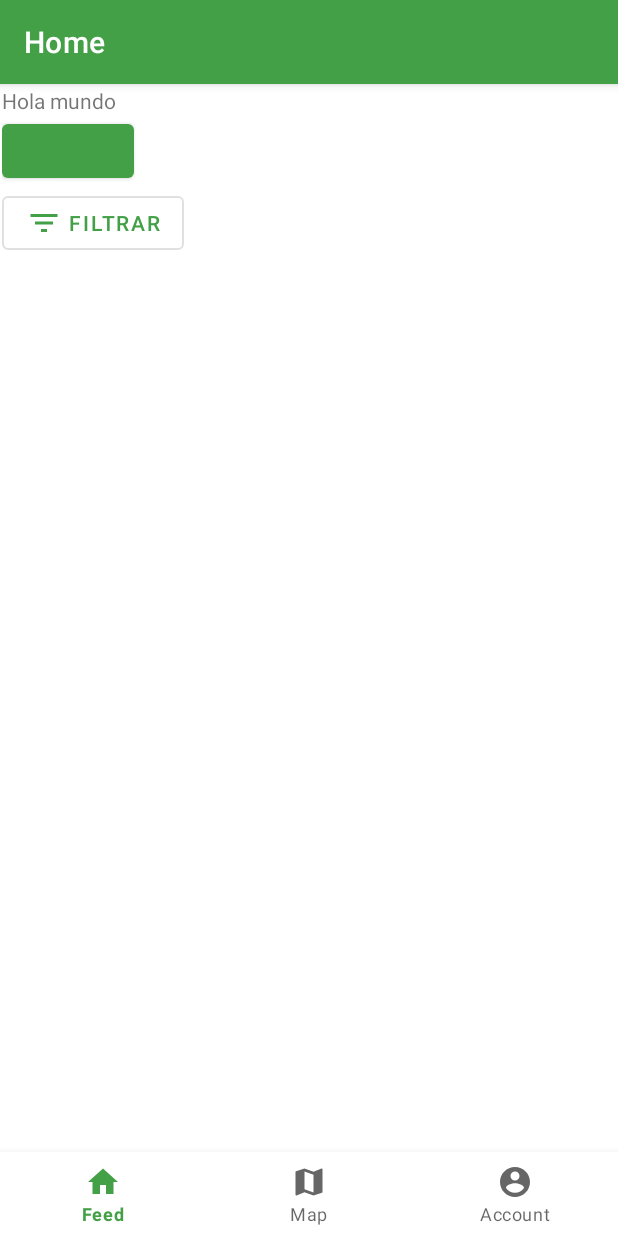
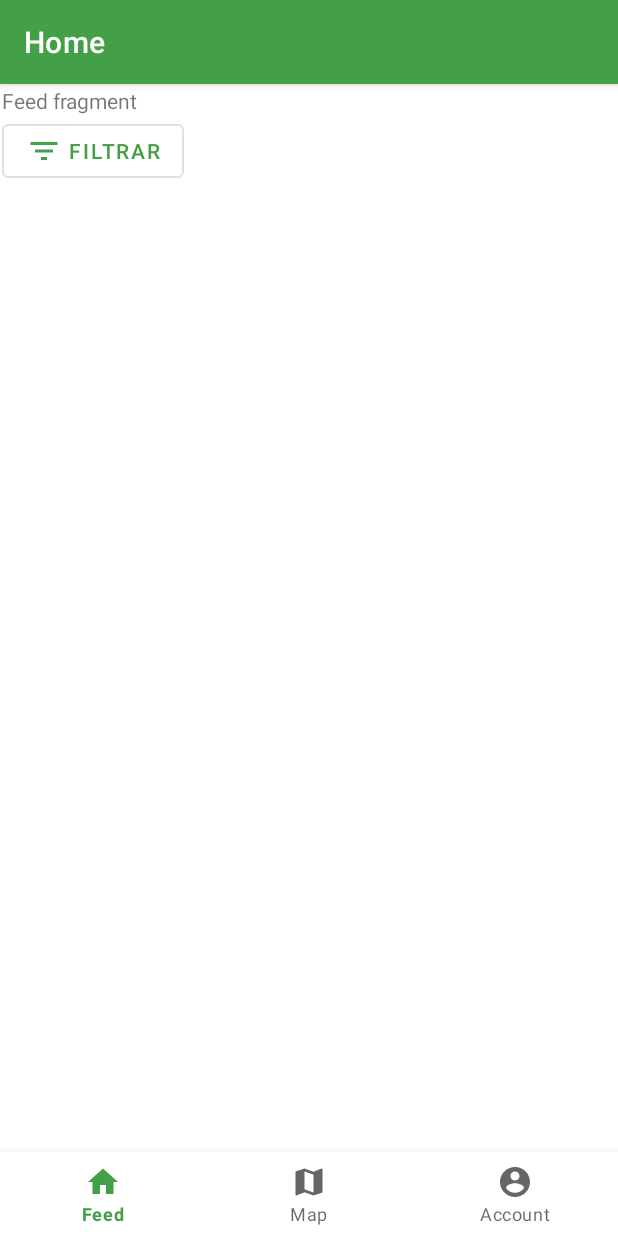
Before and after one commit to alexbertis/ClimateFight-android, an Android app: the screen it shows after launch (MainActivity), on a phone screen of 412 x 824 dp. Run offline under Robolectric (Android 15) with nearby library versions, the phone set to English and light mode, and no system bars; our stand-ins replace Firebase (no records; nobody signed in at launch, a user with empty details on screens opened directly); libraries missing offline, so code that uses them is left out: com.crashlytics.android, org.osmdroid.api, org.osmdroid.config, org.osmdroid.tileprovider, org.osmdroid.util and 1 more; 12 statements that could not run were skipped.

```diff
--- a/app/src/main/java/com/brontapps/climatefight/MainActivity.java
+++ b/app/src/main/java/com/brontapps/climatefight/MainActivity.java
@@ -74,6 +74,7 @@ public class MainActivity extends AppCompatActivity {
         Configuration.getInstance().setUserAgentValue(BuildConfig.APPLICATION_ID);
 
         final MainSharedViewModel viewModel = ViewModelProviders.of(this).get(MainSharedViewModel.class);
+        viewModel.activity = MainActivity.this;
         FirebaseFirestore firestore = FirebaseFirestore.getInstance();
         firestore.collection("eventos").document("cI5TuJL5kXjikv4cfTVk").get().addOnSuccessListener(new OnSuccessListener<DocumentSnapshot>() {
             @Override
--- a/app/src/main/java/com/brontapps/climatefight/MainSharedViewModel.java
+++ b/app/src/main/java/com/brontapps/climatefight/MainSharedViewModel.java
@@ -1,4 +1,6 @@
 package com.brontapps.climatefight;
+
+import android.app.Activity;
 
 import androidx.lifecycle.MutableLiveData;
 import androidx.lifecycle.ViewModel;
@@ -8,4 +10,5 @@ import java.util.List;
 public class MainSharedViewModel extends ViewModel {
     // TODO: Implement the ViewModel
     public MutableLiveData<List<ItemHome>> itemList = new MutableLiveData<List<ItemHome>>();
+    public Activity activity = null;
 }
--- a/app/src/main/res/layout/feed_fragment.xml
+++ b/app/src/main/res/layout/feed_fragment.xml
@@ -10,14 +10,8 @@
     <TextView
         android:layout_width="wrap_content"
         android:layout_height="wrap_content"
-        android:text="Hola mundo" />
+        android:text="Feed fragment" />
 
-    <Button
-        android:layout_width="wrap_content"
-        android:layout_height="wrap_content"
-        android:id="@+id/button"
-        android:onClick="onClick"
-        />
     <com.google.android.material.button.MaterialButton
         style="@style/Widget.MaterialComponents.Button.OutlinedButton"
         android:layout_width="wrap_content"
```
Also changed, not shown: app/src/main/java/com/brontapps/climatefight/MainMapFragment.java (+18 -6 lines).
